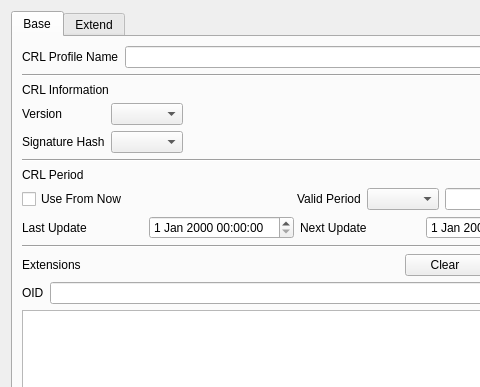
The window that CertMan/make_crl_profile_dlg.ui (jykim74/CertMan) describes before a commit, drawn with Qt 5; both pictures show x 0 to 480 and y 0 to 387 of the 593 by 566 pixel window.
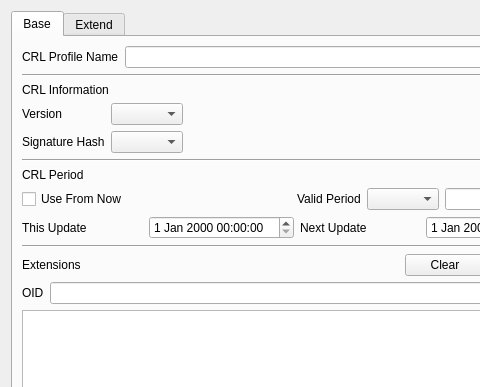
The same window after the commit.

Commit message: CRL 정보에서 LastUpdate를 ThisUpdate로 변경

```diff
--- a/CertMan/make_crl_profile_dlg.ui
+++ b/CertMan/make_crl_profile_dlg.ui
@@ -194,7 +194,7 @@
          <item row="0" column="0">
           <widget class="QLabel" name="label_9">
            <property name="text">
-            <string>Last Update</string>
+            <string>This Update</string>
            </property>
           </widget>
          </item>
```
Left out of the diff: 4 changed lines with no effect on the pictures. The commit also changes 13 other files.
